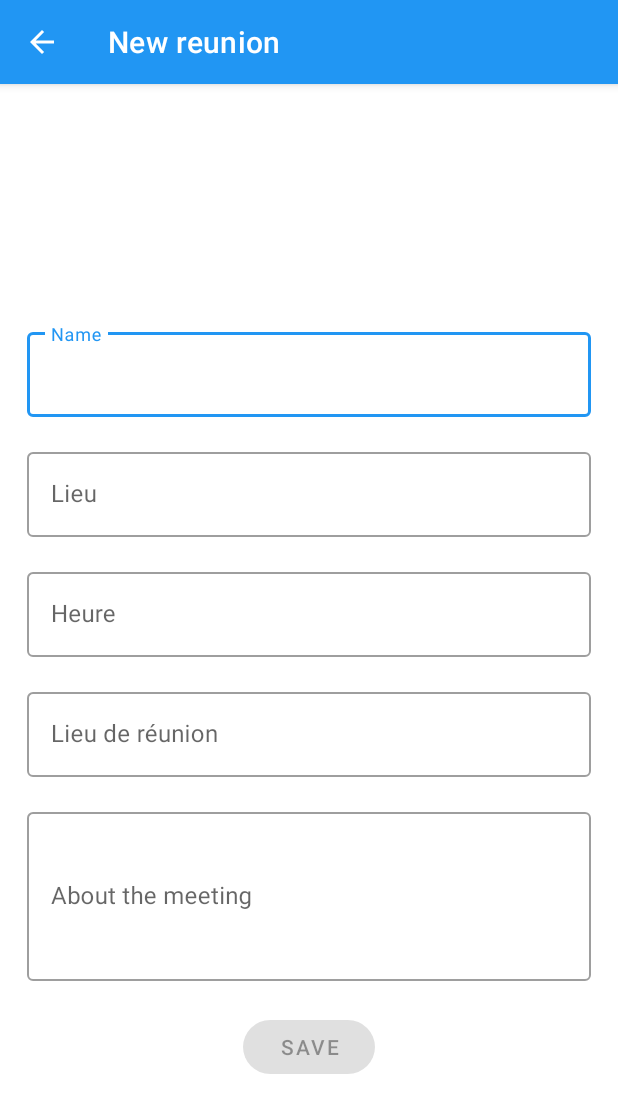
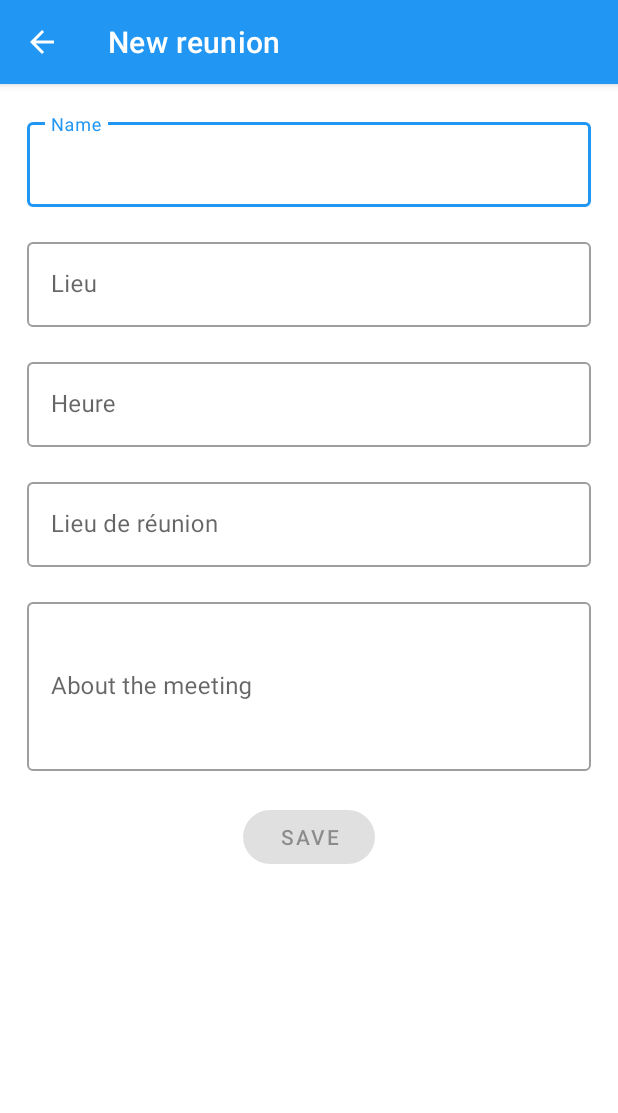
Before and after one commit to PaulineDev-code/Mareu, an Android app: the screen it shows after launch (AddReuActivity), after a tap on an icon or button, on a phone screen of 412 x 824 dp. Shown: the top 1113 px of the screen. Run offline under Robolectric (Android 15) with nearby library versions, the phone set to English and light mode, and no system bars; our stand-ins replace ButterKnife; pictures from the network do not load.

```diff
--- a/app/src/main/java/com/openclassrooms/mareu/ui/AddReuActivity.java
+++ b/app/src/main/java/com/openclassrooms/mareu/ui/AddReuActivity.java
@@ -1,5 +1,6 @@
 package com.openclassrooms.mareu.ui;
 
+import android.app.Activity;
 import android.content.Intent;
 import android.os.Bundle;
 import android.text.Editable;
@@ -104,7 +105,7 @@ public class AddReuActivity extends AppCompatActivity {
         return "https://i.pravatar.cc/150?u="+ System.currentTimeMillis();
     }
 
-    public static void navigate(FragmentActivity activity) {
+    public static void navigate(Activity activity) {
         Intent intent = new Intent(activity, AddReuActivity.class);
         ActivityCompat.startActivity(activity, intent, null);
     }
--- a/app/src/main/java/com/openclassrooms/mareu/ui/DetailActivity.java
+++ b/app/src/main/java/com/openclassrooms/mareu/ui/DetailActivity.java
@@ -64,10 +64,10 @@ public class DetailActivity extends AppCompatActivity {
 
 
         TextView DetailAboutMe = findViewById(R.id.heure);
-        DetailAboutMe.setText(reunion.getHeure());
+        DetailAboutMe.setText(reunion.getDate());
 
         TextView DetailAddress = findViewById(R.id.lieu);
-        DetailAddress.setText(reunion.getLieu());
+        DetailAddress.setText(reunion.getRoom());
 
         TextView DetailPhone = findViewById(R.id.email);
         DetailPhone.setText(reunion.getEmail());
--- a/app/src/main/java/com/openclassrooms/mareu/ui/ListReuActivity.java
+++ b/app/src/main/java/com/openclassrooms/mareu/ui/ListReuActivity.java
@@ -2,18 +2,28 @@ package com.openclassrooms.mareu.ui;
 
 
 import android.os.Bundle;
+import android.widget.Adapter;
+
 import butterknife.BindView;
 import butterknife.ButterKnife;
 import butterknife.OnClick;
 import androidx.appcompat.app.AppCompatActivity;
 import androidx.appcompat.widget.Toolbar;
+import androidx.recyclerview.widget.LinearLayoutManager;
+import androidx.recyclerview.widget.RecyclerView;
+import androidx.viewpager.widget.PagerAdapter;
 import androidx.viewpager.widget.ViewPager;
 
 import com.google.android.material.floatingactionbutton.FloatingActionButton;
 
 import com.example.mareu.R;
+import com.openclassrooms.mareu.di.DI;
+import com.openclassrooms.mareu.model.Reunion;
+
+import java.util.List;
 
 public class ListReuActivity extends AppCompatActivity {
+    private List<Reunion> mReunion;
 
     /**
      * UI Components
@@ -21,15 +31,16 @@ public class ListReuActivity extends AppCompatActivity {
     @BindView(R.id.toolbar)
     Toolbar mToolbar;
 //    @BindView(R.id.container)
-//    ViewPager mViewPager;
+    MyReuRecyclerViewAdapter mAdapter;
+    RecyclerView mRecyclerView;
+
 
     @Override
     protected void onCreate(Bundle savedInstanceState) {
         super.onCreate(savedInstanceState);
         setContentView(R.layout.activity_list_reu);
         ButterKnife.bind(this);
-
-
+        initRecyclerView();
     }
 
     @OnClick(R.id.add_reu)
@@ -37,4 +48,12 @@ public class ListReuActivity extends AppCompatActivity {
         AddReuActivity.navigate(this);
 
     }
+    private void initRecyclerView(){
+        mRecyclerView = findViewById(R.id.recyclerview);
+        mReunion = DI.getReunionApiService().getReunion();
+        this.mAdapter = new MyReuRecyclerViewAdapter(mReunion);
+        this.mRecyclerView.setAdapter(this.mAdapter);
+        this.mRecyclerView.setLayoutManager(new LinearLayoutManager(this));
+    }
+
 }
--- a/app/src/main/res/layout/activity_add_reu.xml
+++ b/app/src/main/res/layout/activity_add_reu.xml
@@ -17,9 +17,9 @@
 
         <ImageView
             android:id="@+id/color"
-            android:layout_width="100dp"
-            android:layout_height="100dp"
-            android:layout_marginTop="40dp"
+            android:layout_width="0dp"
+            android:layout_height="0dp"
+            android:layout_marginTop="0dp"
             android:layout_gravity="center_horizontal"/>
 
         <com.google.android.material.textfield.TextInputLayout
--- a/app/src/main/res/layout/activity_list_reu.xml
+++ b/app/src/main/res/layout/activity_list_reu.xml
@@ -28,13 +28,12 @@
     </com.google.android.material.appbar.AppBarLayout>
 
     <androidx.recyclerview.widget.RecyclerView
-        android:id="@+id/list_reunion"
-        android:name="com.openclassrooms.mareu.ui.ReuFragment"
+        android:id="@+id/recyclerview"
         android:layout_width="match_parent"
         android:layout_height="match_parent"
         android:layout_marginTop="60dp"
         app:layoutManager="LinearLayoutManager"
-        tools:context="com.openclassrooms.mareu.ui.ReuFragment"
+        tools:context="com.openclassrooms.mareu.ui.ListReuActivity"
         tools:listitem="@layout/fragment_reu" />
 
     <com.google.android.material.floatingactionbutton.FloatingActionButton
--- a/build.gradle
+++ b/build.gradle
@@ -5,7 +5,7 @@ buildscript {
         jcenter()
     }
     dependencies {
-        classpath "com.android.tools.build:gradle:4.0.0"
+        classpath 'com.android.tools.build:gradle:4.0.1'
 
         // NOTE: Do not place your application dependencies here; they belong
         // in the individual module build.gradle files
```
Also changed, not shown: app/src/main/java/com/openclassrooms/mareu/model/Reunion.java (+21 -13 lines), app/src/main/java/com/openclassrooms/mareu/service/DummyFilterApiService.java (deleted, +0 -23 lines), app/src/main/java/com/openclassrooms/mareu/service/DummyReunionApiService.java (+21 -0 lines), app/src/main/java/com/openclassrooms/mareu/service/DummyReunionGenerator.java (+18 -1 lines), app/src/main/java/com/openclassrooms/mareu/service/FilterApiService.java (deleted, +0 -13 lines), app/src/main/java/com/openclassrooms/mareu/ui/ReuFragment.java (+23 -23 lines), app/src/main/res/layout/fragment_reu_list.xml (deleted, +0 -13 lines).
